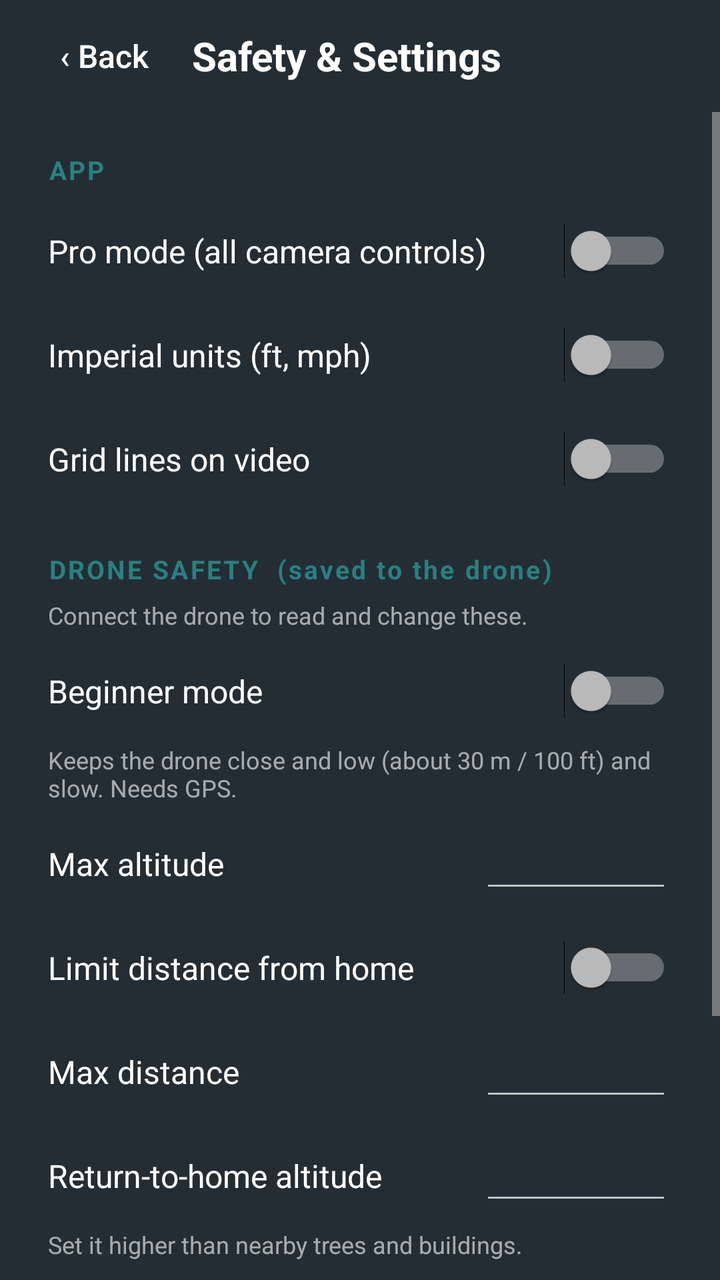
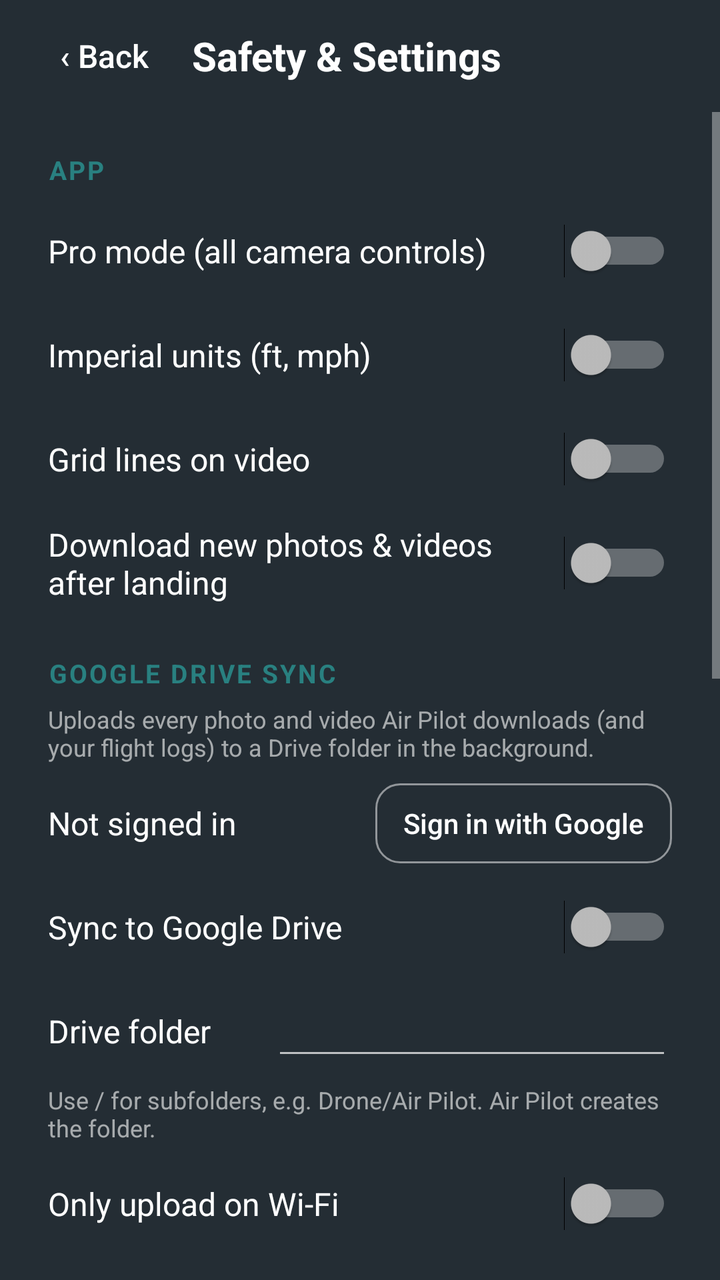

Compare the two renders of this Android layout. The source of the first and the diff that turns it into the second are given below.
<!-- AndroidManifest.xml: application theme AppTheme -->
<!-- res/layout/activity_settings.xml -->
<?xml version="1.0" encoding="utf-8"?>
<LinearLayout xmlns:android="http://schemas.android.com/apk/res/android"
    android:layout_width="match_parent"
    android:layout_height="match_parent"
    android:background="@color/background_blue"
    android:orientation="vertical">

    <LinearLayout
        android:layout_width="match_parent"
        android:layout_height="56dp"
        android:gravity="center_vertical"
        android:orientation="horizontal"
        android:paddingLeft="8dp"
        android:paddingRight="16dp">

        <Button
            android:id="@+id/btn_back"
            android:layout_width="wrap_content"
            android:layout_height="44dp"
            android:background="@android:color/transparent"
            android:text="‹ Back"
            android:textAllCaps="false"
            android:textColor="#FFFFFF"
            android:textSize="16sp" />

        <TextView
            android:layout_width="0dp"
            android:layout_height="wrap_content"
            android:layout_weight="1"
            android:text="Safety &amp; Settings"
            android:textColor="#FFFFFF"
            android:textSize="20sp"
            android:textStyle="bold" />

        <TextView
            android:id="@+id/drone_state"
            android:layout_width="wrap_content"
            android:layout_height="wrap_content"
            android:textColor="#B3FFFFFF"
            android:textSize="13sp" />
    </LinearLayout>

    <ScrollView
        android:layout_width="match_parent"
        android:layout_height="0dp"
        android:layout_weight="1">

        <LinearLayout
            android:layout_width="match_parent"
            android:layout_height="wrap_content"
            android:orientation="vertical"
            android:paddingLeft="24dp"
            android:paddingRight="24dp"
            android:paddingBottom="24dp">

            
            <TextView style="@style/SectionTitle" android:text="APP" />

            <LinearLayout style="@style/SettingRow">
                <TextView style="@style/SettingLabel" android:text="Pro mode (all camera controls)" />
                <Switch android:id="@+id/sw_advanced" android:layout_width="wrap_content" android:layout_height="wrap_content" />
            </LinearLayout>

            <LinearLayout style="@style/SettingRow">
                <TextView style="@style/SettingLabel" android:text="Imperial units (ft, mph)" />
                <Switch android:id="@+id/sw_imperial" android:layout_width="wrap_content" android:layout_height="wrap_content" />
            </LinearLayout>

            <LinearLayout style="@style/SettingRow">
                <TextView style="@style/SettingLabel" android:text="Grid lines on video" />
                <Switch android:id="@+id/sw_grid" android:layout_width="wrap_content" android:layout_height="wrap_content" />
            </LinearLayout>

            
            <TextView style="@style/SectionTitle" android:text="DRONE SAFETY  (saved to the drone)" />
            <TextView
                android:id="@+id/drone_hint"
                style="@style/SettingHint"
                android:text="Connect the drone to read and change these." />

            <LinearLayout style="@style/SettingRow">
                <TextView style="@style/SettingLabel" android:text="Beginner mode" />
                <Switch android:id="@+id/sw_beginner" android:layout_width="wrap_content" android:layout_height="wrap_content" />
            </LinearLayout>
            <TextView style="@style/SettingHint" android:text="Keeps the drone close and low (about 30 m / 100 ft) and slow. Needs GPS." />

            <LinearLayout style="@style/SettingRow">
                <TextView android:id="@+id/lbl_max_alt" style="@style/SettingLabel" android:text="Max altitude" />
                <EditText android:id="@+id/et_max_alt" style="@style/SettingNumber" />
            </LinearLayout>

            <LinearLayout style="@style/SettingRow">
                <TextView style="@style/SettingLabel" android:text="Limit distance from home" />
                <Switch android:id="@+id/sw_dist_limit" android:layout_width="wrap_content" android:layout_height="wrap_content" />
            </LinearLayout>

            <LinearLayout style="@style/SettingRow">
                <TextView android:id="@+id/lbl_max_dist" style="@style/SettingLabel" android:text="Max distance" />
                <EditText android:id="@+id/et_max_dist" style="@style/SettingNumber" />
            </LinearLayout>

            <LinearLayout style="@style/SettingRow">
                <TextView android:id="@+id/lbl_rth_alt" style="@style/SettingLabel" android:text="Return-to-home altitude" />
                <EditText android:id="@+id/et_rth_alt" style="@style/SettingNumber" />
            </LinearLayout>
            <TextView style="@style/SettingHint" android:text="Set it higher than nearby trees and buildings." />

            <LinearLayout style="@style/SettingRow">
                <TextView style="@style/SettingLabel" android:text="Low battery warning (%)" />
                <EditText android:id="@+id/et_low_batt" style="@style/SettingNumber" />
            </LinearLayout>

            <Button
                android:id="@+id/btn_save_drone"
                style="@style/BigButton"
                android:layout_marginTop="16dp"
                android:text="Save to drone" />

            <TextView
                android:id="@+id/save_result"
                style="@style/SettingHint"
                android:layout_marginTop="8dp" />
        </LinearLayout>
    </ScrollView>
</LinearLayout>
<!-- resources referenced by this layout -->
<resources>
  <color name="background_blue">#242d34</color>
  <style name="BigButton">
          <item name="android:layout_width">match_parent</item>
          <item name="android:layout_height">56dp</item>
          <item name="android:background">@drawable/button_bg</item>
          <item name="android:textColor">#FFFFFF</item>
          <item name="android:textSize">18sp</item>
          <item name="android:textStyle">bold</item>
          <item name="android:textAllCaps">false</item>
      </style>
  <style name="SettingHint">
          <item name="android:layout_width">match_parent</item>
          <item name="android:layout_height">wrap_content</item>
          <item name="android:textColor">#99FFFFFF</item>
          <item name="android:textSize">12sp</item>
          <item name="android:layout_marginBottom">4dp</item>
      </style>
  <style name="SettingLabel">
          <item name="android:layout_width">0dp</item>
          <item name="android:layout_height">wrap_content</item>
          <item name="android:layout_weight">1</item>
          <item name="android:textColor">#FFFFFF</item>
          <item name="android:textSize">16sp</item>
      </style>
  <style name="SettingNumber">
          <item name="android:layout_width">96dp</item>
          <item name="android:layout_height">wrap_content</item>
          <item name="android:gravity">end</item>
          <item name="android:inputType">number</item>
          <item name="android:textColor">#FFFFFF</item>
          <item name="android:textSize">16sp</item>
          <item name="android:maxLength">5</item>
          <item name="android:selectAllOnFocus">true</item>
      </style>
  <style name="SettingRow">
          <item name="android:layout_width">match_parent</item>
          <item name="android:layout_height">wrap_content</item>
          <item name="android:minHeight">52dp</item>
          <item name="android:gravity">center_vertical</item>
          <item name="android:orientation">horizontal</item>
      </style>
  <style name="AppTheme" parent="@style/Theme.AppCompat.NoActionBar">
          <item name="android:windowBackground">@color/background_blue</item>
          <item name="android:textColor">@color/light_gray</item>
          <item name="android:windowFullscreen">true</item>
          <item name="colorAccent">@color/medium_blue</item>
          <item name="colorControlActivated">@color/medium_blue</item>
      </style>
  <!-- drawable button_bg (drawable) -->
  <?xml version="1.0" encoding="utf-8"?>
  <selector xmlns:android="http://schemas.android.com/apk/res/android">
      <item android:state_pressed="true">
          <shape android:shape="rectangle"><solid android:color="#1F6060" /><corners android:radius="12dp" /></shape>
      </item>
      <item>
          <shape android:shape="rectangle"><solid android:color="@color/medium_blue" /><corners android:radius="12dp" /></shape>
      </item>
  </selector>
  <color name="medium_blue">#298080</color>
  <color name="light_gray">#B3FFFFFF</color>
  <!-- unchanged entries left out for length: 1 -->
</resources>

<!-- the commit's change to res/layout/activity_settings.xml (unified diff, before → after) -->
@@ -71,6 +71,65 @@
                 <Switch android:id="@+id/sw_grid" android:layout_width="wrap_content" android:layout_height="wrap_content" />
             </LinearLayout>
 
+            <LinearLayout style="@style/SettingRow">
+                <TextView style="@style/SettingLabel" android:text="Download new photos &amp; videos after landing" />
+                <Switch android:id="@+id/sw_auto_download" android:layout_width="wrap_content" android:layout_height="wrap_content" />
+            </LinearLayout>
+
+            
+            <TextView style="@style/SectionTitle" android:text="GOOGLE DRIVE SYNC" />
+            <TextView
+                style="@style/SettingHint"
+                android:text="Uploads every photo and video Air Pilot downloads (and your flight logs) to a Drive folder in the background." />
+
+            <LinearLayout style="@style/SettingRow">
+                <TextView android:id="@+id/drive_account" style="@style/SettingLabel" android:text="Not signed in" />
+                <Button
+                    android:id="@+id/btn_drive_signin"
+                    style="@style/SecondaryButton"
+                    android:layout_width="wrap_content"
+                    android:layout_height="40dp"
+                    android:paddingLeft="14dp"
+                    android:paddingRight="14dp"
+                    android:text="Sign in with Google"
+                    android:textSize="14sp" />
+            </LinearLayout>
+
+            <LinearLayout style="@style/SettingRow">
+                <TextView style="@style/SettingLabel" android:text="Sync to Google Drive" />
+                <Switch android:id="@+id/sw_drive" android:layout_width="wrap_content" android:layout_height="wrap_content" />
+            </LinearLayout>
+
+            <LinearLayout style="@style/SettingRow">
+                <TextView style="@style/SettingLabel" android:text="Drive folder" />
+                <EditText
+                    android:id="@+id/et_drive_folder"
+                    android:layout_width="200dp"
+                    android:layout_height="wrap_content"
+                    android:gravity="end"
+                    android:imeOptions="actionDone"
+                    android:inputType="text"
+                    android:singleLine="true"
+                    android:textColor="#FFFFFF"
+                    android:textSize="16sp" />
+            </LinearLayout>
+            <TextView style="@style/SettingHint" android:text="Use / for subfolders, e.g. Drone/Air Pilot. Air Pilot creates the folder." />
+
+            <LinearLayout style="@style/SettingRow">
+                <TextView style="@style/SettingLabel" android:text="Only upload on Wi-Fi" />
+                <Switch android:id="@+id/sw_drive_wifi" android:layout_width="wrap_content" android:layout_height="wrap_content" />
+            </LinearLayout>
+
+            <LinearLayout style="@style/SettingRow">
+                <TextView style="@style/SettingLabel" android:text="Also upload flight logs (CSV)" />
+                <Switch android:id="@+id/sw_drive_logs" android:layout_width="wrap_content" android:layout_height="wrap_content" />
+            </LinearLayout>
+
+            <TextView
+                android:id="@+id/drive_status"
+                style="@style/SettingHint"
+                android:layout_marginTop="4dp" />
+
             
             <TextView style="@style/SectionTitle" android:text="DRONE SAFETY  (saved to the drone)" />
             <TextView
<!-- resource entries referenced after the edit -->
@@ -9,6 +9,12 @@
           <item name="android:textSize">18sp</item>
           <item name="android:textStyle">bold</item>
           <item name="android:textAllCaps">false</item>
+      </style>
+  <style name="SecondaryButton" parent="BigButton">
+          <item name="android:layout_height">48dp</item>
+          <item name="android:background">@drawable/button_secondary_bg</item>
+          <item name="android:textSize">16sp</item>
+          <item name="android:textStyle">normal</item>
       </style>
   <style name="SettingHint">
           <item name="android:layout_width">match_parent</item>
@@ -58,6 +64,16 @@
           <shape android:shape="rectangle"><solid android:color="@color/medium_blue" /><corners android:radius="12dp" /></shape>
       </item>
   </selector>
+  <!-- drawable button_secondary_bg (drawable) -->
+  <?xml version="1.0" encoding="utf-8"?>
+  <selector xmlns:android="http://schemas.android.com/apk/res/android">
+      <item android:state_pressed="true">
+          <shape android:shape="rectangle"><solid android:color="#33FFFFFF" /><corners android:radius="12dp" /><stroke android:width="1dp" android:color="#80FFFFFF" /></shape>
+      </item>
+      <item>
+          <shape android:shape="rectangle"><solid android:color="#00000000" /><corners android:radius="12dp" /><stroke android:width="1dp" android:color="#80FFFFFF" /></shape>
+      </item>
+  </selector>
   <color name="medium_blue">#298080</color>
   <color name="light_gray">#B3FFFFFF</color>
   <!-- unchanged entries left out for length: 1 -->
